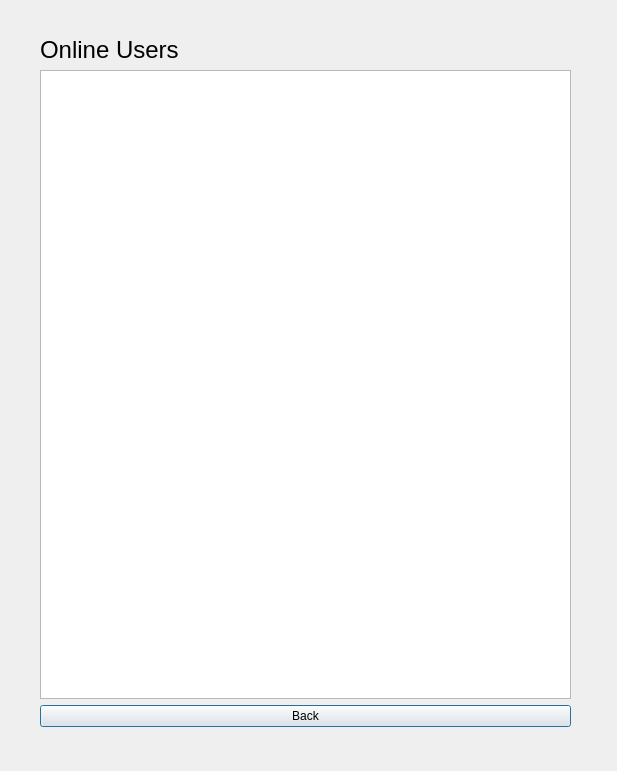
This is Assignment2/C++/ServerFinal/onlineusers.ui in faranahmad/COP290 as Qt 5 draws it before an edit. The edited form follows.
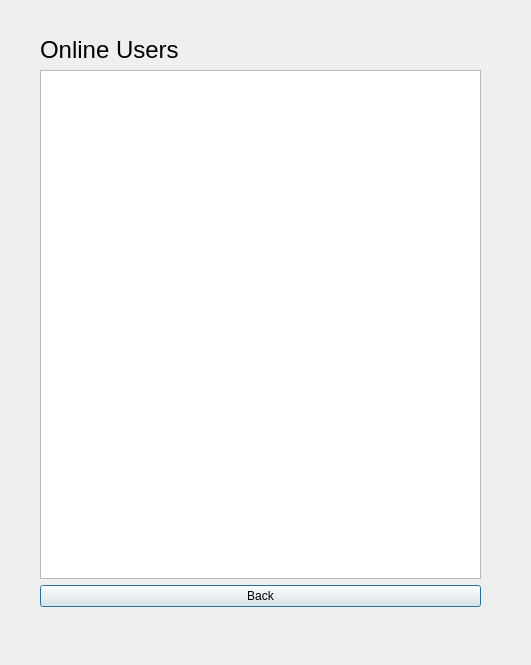
This is the edited form.

The edit to the form file:
```diff
--- a/Assignment2/C++/ServerFinal/onlineusers.ui
+++ b/Assignment2/C++/ServerFinal/onlineusers.ui
@@ -6,8 +6,8 @@
    <rect>
     <x>0</x>
     <y>0</y>
-    <width>617</width>
-    <height>771</height>
+    <width>531</width>
+    <height>665</height>
    </rect>
   </property>
   <property name="windowTitle">
@@ -18,8 +18,8 @@
     <rect>
      <x>40</x>
      <y>36</y>
-     <width>531</width>
-     <height>691</height>
+     <width>441</width>
+     <height>571</height>
     </rect>
    </property>
    <layout class="QVBoxLayout" name="verticalLayout_2">
```
